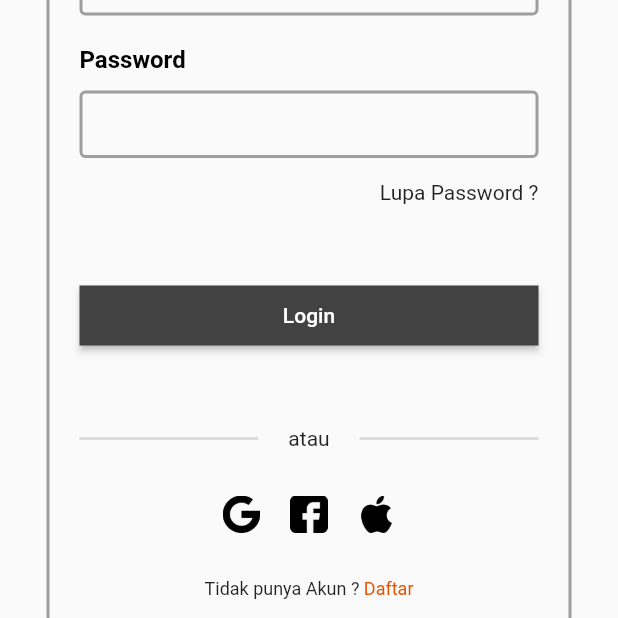
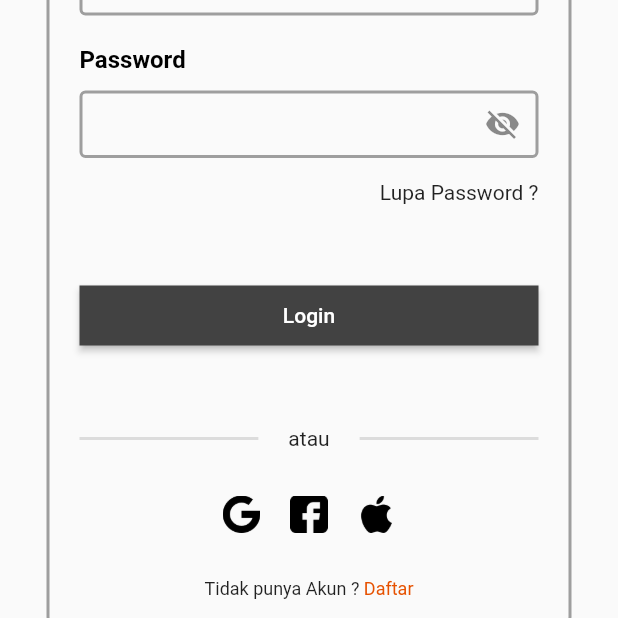
Before and after one commit to alimasudd/flutter-instagram-profile, a Flutter app: the screen it shows after launch, on a phone screen of 412 x 824 dp, the part 355-973 px from its top. Run offline on Flutter 3.47's test engine with Material 2 defaults, Android fonts, the phone set to English and light mode, and no system bars.

Commit message:
create obscure condition with suffixicon

```diff
--- a/lib/instagram_ui/login.dart
+++ b/lib/instagram_ui/login.dart
@@ -90,6 +90,15 @@ class _LoginViewState extends State<LoginView> {
                   child: TextFormField(
                     style: const TextStyle(fontSize: 15),
                     decoration: InputDecoration(
+                      suffixIcon: IconButton(
+                          icon: Icon(isObscure
+                              ? Icons.visibility
+                              : Icons.visibility_off),
+                          onPressed: () {
+                            setState(() {
+                              isObscure = !isObscure;
+                            });
+                          }),
                       contentPadding: const EdgeInsets.symmetric(
                           vertical: 0, horizontal: 10),
                       fillColor: Colors.grey.shade600,
```
